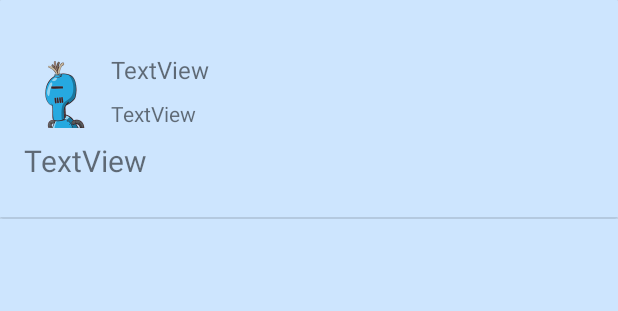
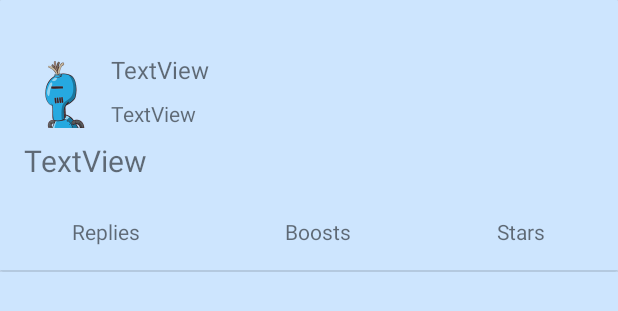
Before and after one commit to CubeOfCheese/Mastorithm, an Android app: the layout feed_post.xml on its own in the app's theme, with its tools: preview values and no code run, on a phone screen of 412 x 824 dp. Shown: the top 311 px of the screen. Run offline under Robolectric (Android 15) with nearby library versions, the phone set to English and light mode, and no system bars.

Commit message:
Feeds now fetch next batch of posts after scrolling to the bottom of the feed.
Adds display of reply, boost, and star counts to posts.

Improves display of image previews.

```diff
--- a/app/src/main/java/com/cubeofcheese/mastorithm/ApiInterface.kt
+++ b/app/src/main/java/com/cubeofcheese/mastorithm/ApiInterface.kt
@@ -8,13 +8,13 @@ import retrofit2.http.Query
 interface ApiInterface {
     @Headers("Authorization: Bearer <authcode>")
     @GET("https://mstdn.social/api/v1/timelines/home")
-    fun getData(@Query("since_id") sinceId: String?): Call<List<TestData>>
+    fun getData(@Query("since_id") sinceId: String?, @Query("max_id") maxId: String?): Call<List<TestData>>
 
     @Headers("Authorization: Bearer <authcode>")
     @GET("https://mstdn.social/api/v1/trends/statuses")
-    fun getTrendingStatuses(): Call<List<TestData>>
+    fun getTrendingStatuses(@Query("offset") offset: Int?): Call<List<TestData>>
 
     @Headers("Authorization: Bearer <authcode>")
     @GET("https://mstdn.social/api/v1/timelines/public?local=true")
-    fun getLocalStatuses(@Query("since_id") sinceId: String?): Call<List<TestData>>
+    fun getLocalStatuses(@Query("since_id") sinceId: String?, @Query("max_id") maxId: String?): Call<List<TestData>>
 }
--- a/app/src/main/java/com/cubeofcheese/mastorithm/TestData.kt
+++ b/app/src/main/java/com/cubeofcheese/mastorithm/TestData.kt
@@ -6,6 +6,9 @@ import com.google.gson.annotations.SerializedName
 
 data class TestData(
     val id: String,
+    val replies_count: Int,
+    val reblogs_count: Int,
+    val favourites_count: Int,
     val content: String,
     val reblog: TestData,
     @SerializedName("media_attachments")
--- a/app/src/main/java/com/cubeofcheese/mastorithm/models/PostModel.kt
+++ b/app/src/main/java/com/cubeofcheese/mastorithm/models/PostModel.kt
@@ -8,4 +8,8 @@ data class PostModel(var id: String,
                      var avatar: String,
                      var postContent: Spanned,
                      val imagePreview: String?,
-                     val boostedByMessage: String?)
+                     val boostedByMessage: String?,
+                     val repliesCount: Int,
+                     val reblogsCount: Int,
+                     val favoritesCount: Int
+)
--- a/app/src/main/res/layout/feed_post.xml
+++ b/app/src/main/res/layout/feed_post.xml
@@ -93,12 +93,48 @@
                         android:layout_marginStart="16dp"
                         android:layout_marginTop="8dp"
                         android:layout_marginEnd="16dp"
-                        android:layout_marginBottom="16dp"
                         android:adjustViewBounds="true"
-                        app:layout_constraintBottom_toBottomOf="parent"
                         app:layout_constraintEnd_toEndOf="parent"
                         app:layout_constraintStart_toStartOf="parent"
                         app:layout_constraintTop_toBottomOf="@+id/postContent" />
+
+                    <LinearLayout
+                        android:layout_width="0dp"
+                        android:layout_height="wrap_content"
+                        android:layout_marginTop="16dp"
+                        android:layout_marginBottom="16dp"
+                        android:gravity="fill_horizontal"
+                        android:orientation="horizontal"
+                        app:layout_constraintBottom_toBottomOf="parent"
+                        app:layout_constraintEnd_toEndOf="parent"
+                        app:layout_constraintHorizontal_bias="0.0"
+                        app:layout_constraintStart_toStartOf="parent"
+                        app:layout_constraintTop_toBottomOf="@+id/imagePreview">
+
+                        <TextView
+                            android:id="@+id/repliesCount"
+                            android:layout_width="wrap_content"
+                            android:layout_height="wrap_content"
+                            android:layout_weight="1"
+                            android:gravity="center"
+                            android:text="Replies" />
+
+                        <TextView
+                            android:id="@+id/reblogsCount"
+                            android:layout_width="wrap_content"
+                            android:layout_height="wrap_content"
+                            android:layout_weight="1"
+                            android:gravity="center"
+                            android:text="Boosts" />
+
+                        <TextView
+                            android:id="@+id/favouritesCount"
+                            android:layout_width="wrap_content"
+                            android:layout_height="wrap_content"
+                            android:layout_weight="1"
+                            android:gravity="center"
+                            android:text="Stars" />
+                    </LinearLayout>
                 </androidx.constraintlayout.widget.ConstraintLayout>
 
                 <View
```
Also changed, not shown: app/src/main/java/com/cubeofcheese/mastorithm/Fragments/Home.kt (+48 -52 lines), app/src/main/java/com/cubeofcheese/mastorithm/Fragments/Local.kt (+43 -24 lines), app/src/main/java/com/cubeofcheese/mastorithm/Fragments/Trending.kt (+45 -28 lines), app/src/main/java/com/cubeofcheese/mastorithm/MainActivity.kt (+1 -11 lines), app/src/main/java/com/cubeofcheese/mastorithm/PostAdapter.kt (+9 -0 lines), app/src/main/java/com/cubeofcheese/mastorithm/util/PostGenerator.kt (added, +70 -0 lines).
